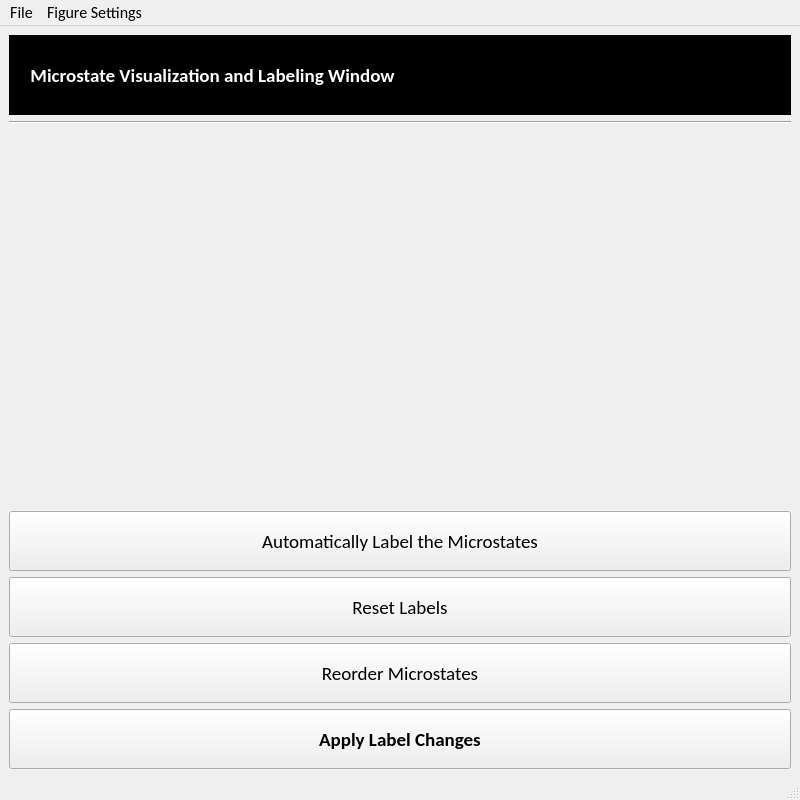
Before: the Qt Designer form EEG_COMET/ui/MicrostateVisualizationWindow.ui in eeg-comet/eeg-comet, drawn with Qt 5.
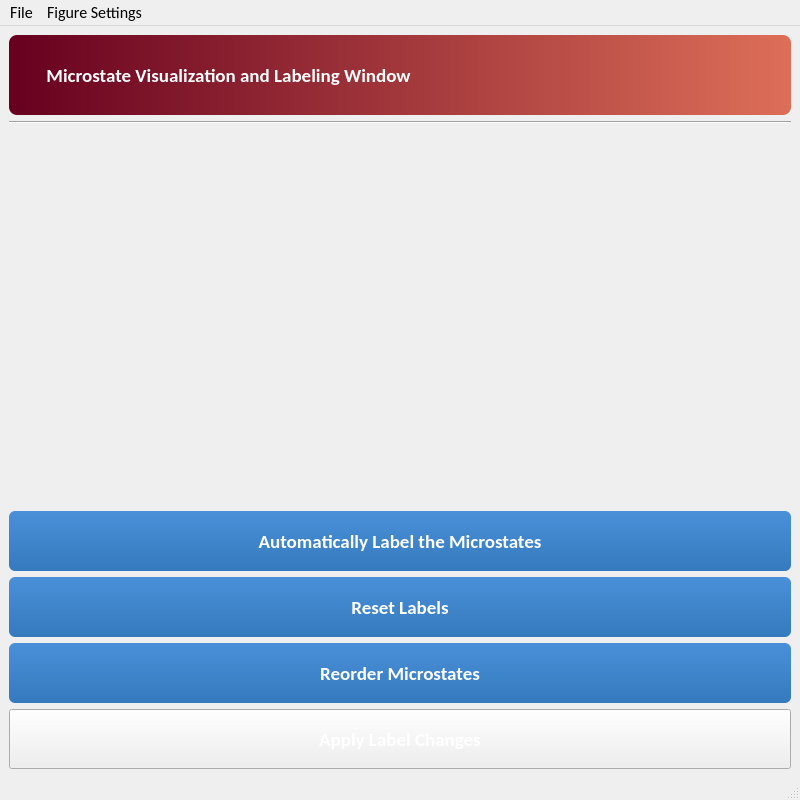
After: the same form once the commit is applied.

What changed in the file:
```diff
--- a/EEG_COMET/ui/MicrostateVisualizationWindow.ui
+++ b/EEG_COMET/ui/MicrostateVisualizationWindow.ui
@@ -50,8 +50,7 @@
        </font>
       </property>
       <property name="styleSheet">
-       <string notr="true">color: rgb(255, 255, 255);
-background-color: rgb(0, 0, 0);</string>
+       <string notr="true">color: white; background: qlineargradient(x1:0, y1:0, x2:1, y2:0, stop:0 #67001F, stop:1 #DD6F58); border-radius: 8px; padding-left: 12px;</string>
       </property>
       <property name="text">
        <string>     Microstate Visualization and Labeling Window</string>
@@ -94,6 +93,31 @@
         <property name="cursor">
          <cursorShape>PointingHandCursor</cursorShape>
         </property>
+        <property name="styleSheet">
+         <string notr="true">QPushButton {
+    background: qlineargradient(x1:0, y1:0, x2:1, y2:0,
+        stop:0 #4ade80,
+        stop:0.5 #177226,
+        stop:1 #4ade80);
+    color: white;
+    font-size: 14pt;
+}
+
+QPushButton:hover {
+    background: qlineargradient(x1:0, y1:0, x2:1, y2:0,
+        stop:0 #177226,
+        stop:0.5 #4ade80,
+        stop:1 #177226);
+    color: white;
+    font-size: 16pt;
+}
+
+QPushButton:disabled {
+    background: #bdc3c7;
+    color: #7f8c8d;
+    font-size: 14pt;
+}</string>
+        </property>
         <property name="text">
          <string>Apply Label Changes</string>
         </property>
@@ -123,11 +147,33 @@
          <font>
           <family>Calibri</family>
           <pointsize>14</pointsize>
+          <weight>75</weight>
+          <bold>true</bold>
          </font>
         </property>
         <property name="cursor">
          <cursorShape>PointingHandCursor</cursorShape>
         </property>
+        <property name="styleSheet">
+         <string notr="true">QPushButton {
+    background-color: qlineargradient(x1:0, y1:0, x2:0, y2:1, stop:0 #4a90d9, stop:1 #357abd);
+    color: white;
+    border: none;
+    border-radius: 6px;
+    padding: 8px 16px;
+    font-weight: bold;
+}
+QPushButton:hover {
+    background-color: qlineargradient(x1:0, y1:0, x2:0, y2:1, stop:0 #5a9fe9, stop:1 #4589cd);
+}
+QPushButton:pressed {
+    background-color: #2a5a8d;
+}
+QPushButton:disabled {
+    background-color: #bdc3c7;
+    color: #7f8c8d;
+}</string>
+        </property>
         <property name="text">
          <string>Reorder Microstates</string>
         </property>
@@ -160,11 +206,33 @@
          <font>
           <family>Calibri</family>
           <pointsize>14</pointsize>
+          <weight>75</weight>
+          <bold>true</bold>
          </font>
         </property>
         <property name="cursor">
          <cursorShape>PointingHandCursor</cursorShape>
         </property>
+        <property name="styleSheet">
+         <string notr="true">QPushButton {
+    background-color: qlineargradient(x1:0, y1:0, x2:0, y2:1, stop:0 #4a90d9, stop:1 #357abd);
+    color: white;
+    border: none;
+    border-radius: 6px;
+    padding: 8px 16px;
+    font-weight: bold;
+}
+QPushButton:hover {
+    background-color: qlineargradient(x1:0, y1:0, x2:0, y2:1, stop:0 #5a9fe9, stop:1 #4589cd);
+}
+QPushButton:pressed {
+    background-color: #2a5a8d;
+}
+QPushButton:disabled {
+    background-color: #bdc3c7;
+    color: #7f8c8d;
+}</string>
+        </property>
         <property name="text">
          <string>Automatically Label the Microstates</string>
         </property>
@@ -210,11 +278,33 @@
          <font>
           <family>Calibri</family>
           <pointsize>14</pointsize>
+          <weight>75</weight>
+          <bold>true</bold>
          </font>
         </property>
         <property name="cursor">
          <cursorShape>PointingHandCursor</cursorShape>
         </property>
+        <property name="styleSheet">
+         <string notr="true">QPushButton {
+    background-color: qlineargradient(x1:0, y1:0, x2:0, y2:1, stop:0 #4a90d9, stop:1 #357abd);
+    color: white;
+    border: none;
+    border-radius: 6px;
+    padding: 8px 16px;
+    font-weight: bold;
+}
+QPushButton:hover {
+    background-color: qlineargradient(x1:0, y1:0, x2:0, y2:1, stop:0 #5a9fe9, stop:1 #4589cd);
+}
+QPushButton:pressed {
+    background-color: #2a5a8d;
+}
+QPushButton:disabled {
+    background-color: #bdc3c7;
+    color: #7f8c8d;
+}</string>
+        </property>
         <property name="text">
          <string>Reset Labels</string>
         </property>
```
